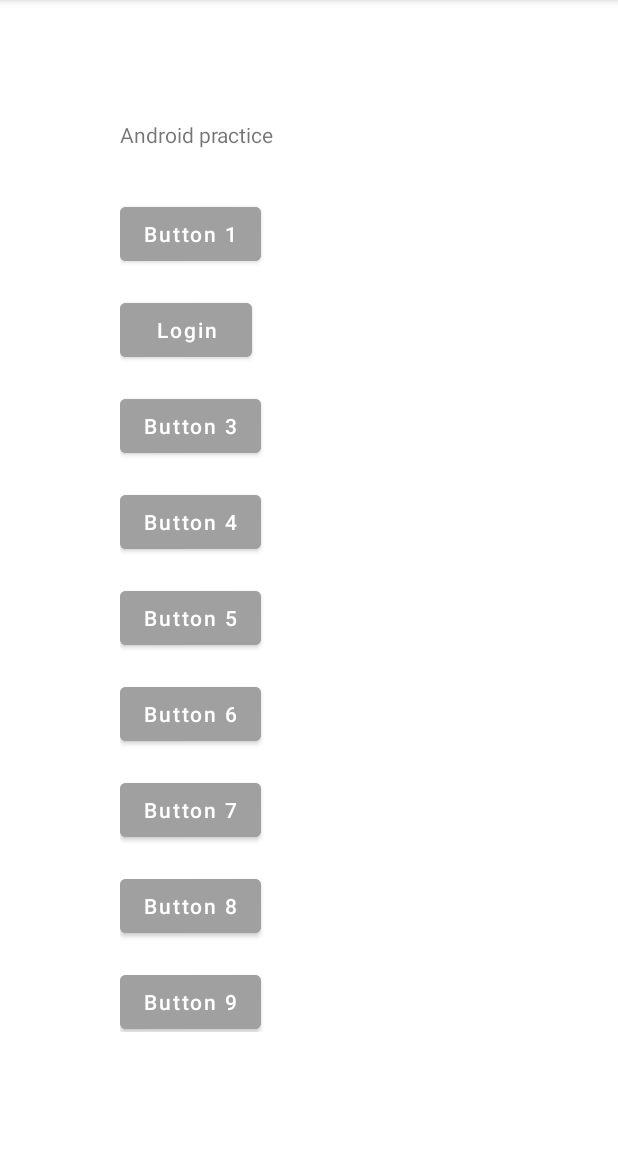
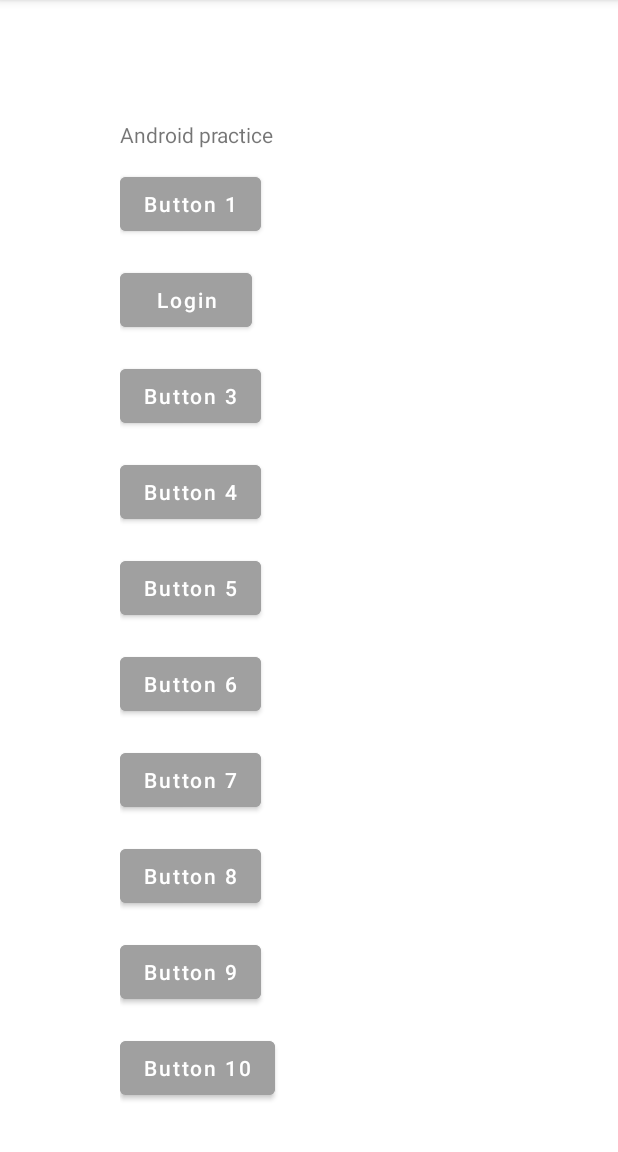
Before and after one commit to mutoe/AndroidTrain, an Android app: the screen it shows after launch (MainActivity), on a phone screen of 412 x 824 dp, the part 84-1236 px from its top. Run offline under Robolectric (Android 15) with nearby library versions, the phone set to English and light mode, and no system bars.

Commit message:
fix: scroll view padding

```diff
--- a/app/src/main/res/layout/activity_main.xml
+++ b/app/src/main/res/layout/activity_main.xml
@@ -3,7 +3,6 @@
     xmlns:tools="http://schemas.android.com/tools"
     android:layout_width="match_parent"
     android:layout_height="match_parent"
-    android:padding="80dp"
     tools:context=".MainActivity"
     >
 
@@ -11,12 +10,14 @@
         android:layout_width="match_parent"
         android:layout_height="wrap_content"
         android:text="@string/practice"
+        android:layout_marginTop="80dp"
+        android:layout_marginHorizontal="80dp"
         />
 
     <ScrollView
         android:layout_width="match_parent"
         android:layout_height="wrap_content"
-        android:layout_marginTop="20dp"
+        android:layout_marginTop="80dp"
         >
 
         <LinearLayout
@@ -24,6 +25,7 @@
             android:layout_height="wrap_content"
             android:gravity="start"
             android:orientation="vertical"
+            android:paddingHorizontal="80dp"
             >
 
             <Button
```
